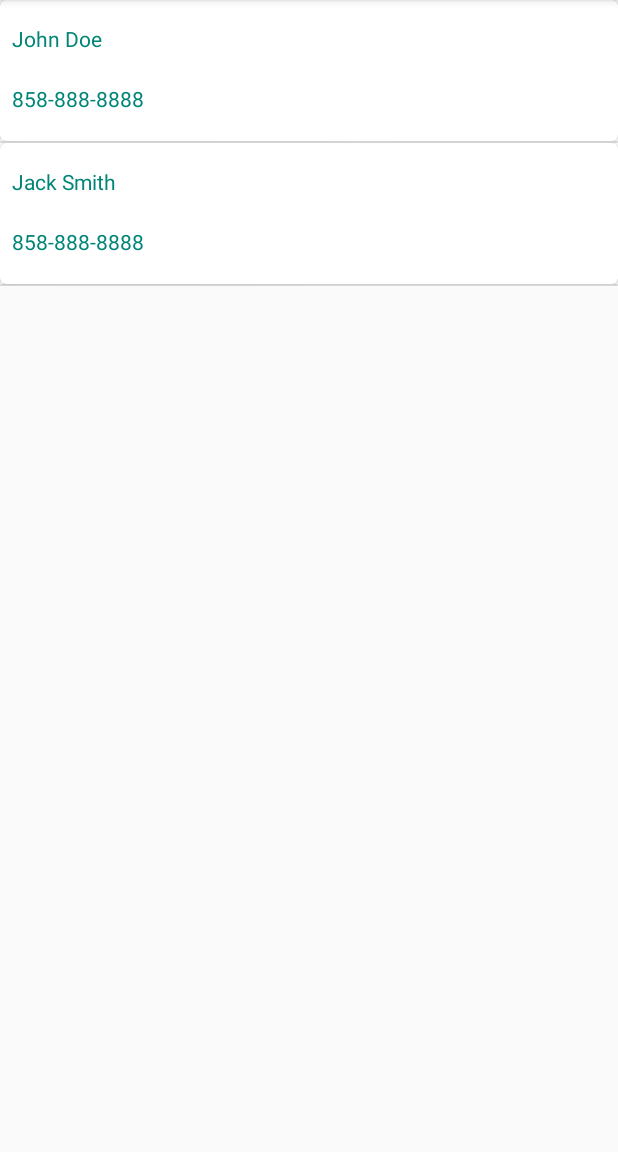
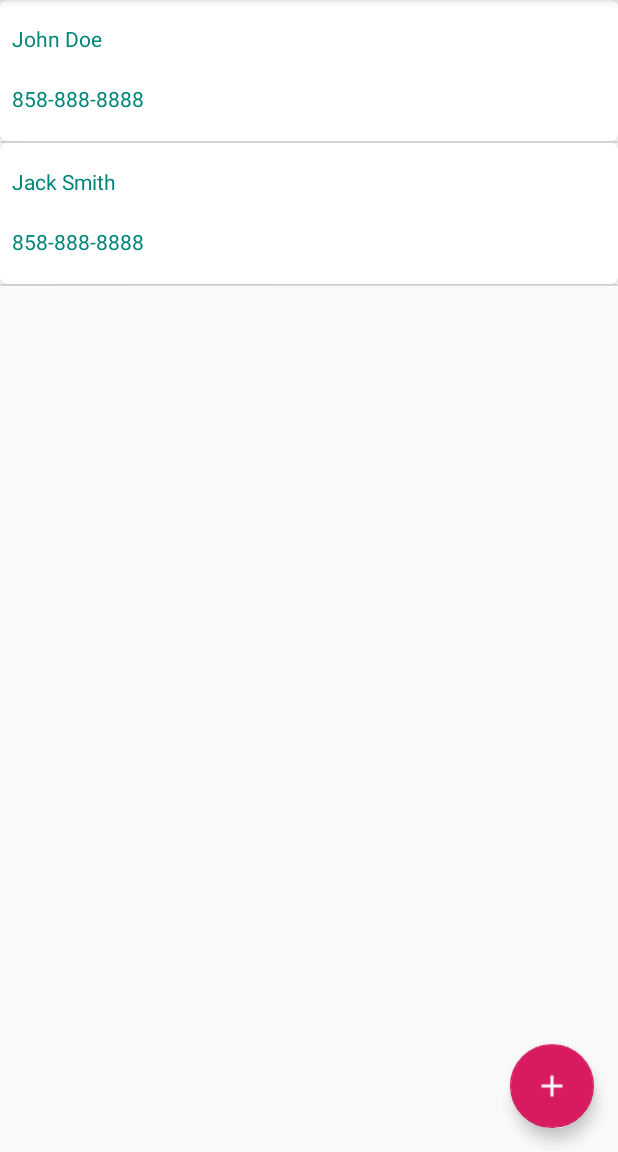
Before and after one commit to JohnYang524/AndroidContactSDK, an Android app: the screen it shows after launch (ContactsActivity), on a phone screen of 412 x 824 dp, the part 84-1236 px from its top. Run offline under Robolectric (Android 15) with nearby library versions, the phone set to English and light mode, and no system bars.

Commit message:
Added a floating action button,

```diff
--- a/twilio-sdk-coding-challenge-android-0.2.0/twilio-sdk-coding-challenge-android-0.2.0/app/src/main/java/com/contacts/app/ContactsActivity.java
+++ b/twilio-sdk-coding-challenge-android-0.2.0/twilio-sdk-coding-challenge-android-0.2.0/app/src/main/java/com/contacts/app/ContactsActivity.java
@@ -1,12 +1,17 @@
 package com.contacts.app;
 
+import android.content.Intent;
 import android.os.Bundle;
+import android.view.View;
 
 import androidx.annotation.Nullable;
 import androidx.appcompat.app.AppCompatActivity;
 import androidx.recyclerview.widget.DividerItemDecoration;
 import androidx.recyclerview.widget.LinearLayoutManager;
 import androidx.recyclerview.widget.RecyclerView;
+
+import com.google.android.material.floatingactionbutton.FloatingActionButton;
+import com.google.android.material.snackbar.Snackbar;
 
 import java.util.ArrayList;
 import java.util.List;
@@ -42,6 +47,24 @@ public class ContactsActivity extends AppCompatActivity {
         DividerItemDecoration mDividerItemDecoration = new DividerItemDecoration(this,
                 layoutManager.getOrientation());
         contactList.addItemDecoration(mDividerItemDecoration);
+
+        // add floating action button click
+        FloatingActionButton fab = findViewById(R.id.fab);
+        fab.setOnClickListener(new View.OnClickListener() {
+            @Override
+            public void onClick(View view) {
+                Snackbar.make(view, "Here's a Snackbar", Snackbar.LENGTH_LONG)
+                        .setAction("Action", null).show();
+            }
+        });
+    }
+
+    private void createNewContact() {
+        Intent intent = new Intent(this, CreateContactAcitivity.class);
+//        EditText editText = (EditText) findViewById(R.id.editTextTextPersonName);
+//        String message = editText.getText().toString();
+//        intent.putExtra(EXTRA_MESSAGE, message);
+        startActivity(intent);
     }
 
     private List<Contact> createTestList() {
--- a/twilio-sdk-coding-challenge-android-0.2.0/twilio-sdk-coding-challenge-android-0.2.0/app/src/main/res/layout/activity_contacts.xml
+++ b/twilio-sdk-coding-challenge-android-0.2.0/twilio-sdk-coding-challenge-android-0.2.0/app/src/main/res/layout/activity_contacts.xml
@@ -12,7 +12,21 @@
         android:layout_height="0dp"
         app:layout_constraintBottom_toBottomOf="parent"
         app:layout_constraintEnd_toEndOf="parent"
+        app:layout_constraintHorizontal_bias="0.0"
         app:layout_constraintStart_toStartOf="parent"
-        app:layout_constraintTop_toTopOf="parent" />
+        app:layout_constraintTop_toTopOf="parent"
+        app:layout_constraintVertical_bias="0.0" />
+
+    <com.google.android.material.floatingactionbutton.FloatingActionButton
+        android:id="@+id/fab"
+        android:layout_width="wrap_content"
+        android:layout_height="wrap_content"
+        android:layout_gravity="end|bottom"
+        android:layout_margin="16dp"
+        android:layout_marginEnd="50dp"
+        android:layout_marginBottom="50dp"
+        android:src="@drawable/add_white"
+        app:layout_constraintBottom_toBottomOf="parent"
+        app:layout_constraintEnd_toEndOf="parent" />
 
 </androidx.constraintlayout.widget.ConstraintLayout>
```
Also changed, not shown: twilio-sdk-coding-challenge-android-0.2.0/twilio-sdk-coding-challenge-android-0.2.0/app/src/main/res/drawable/add_white.png (added).
